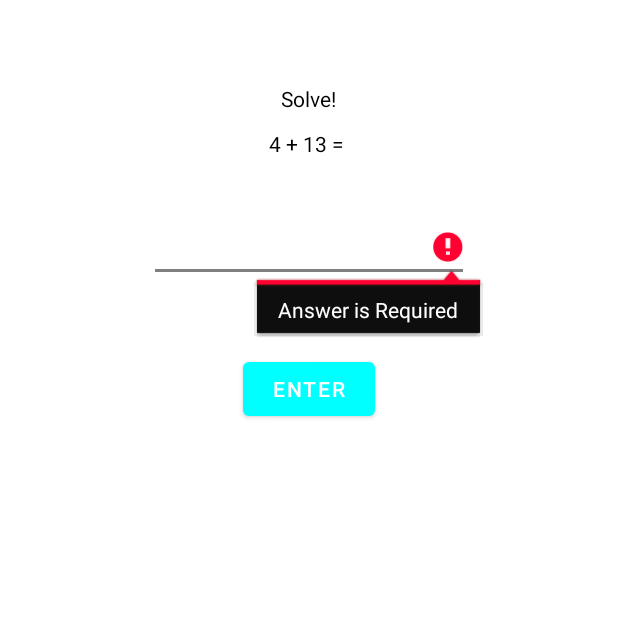
After one commit to Princeyyyy/APT2080-Soft.-Engineering-Project, an Android app: the MathActivity screen opened directly, with no data from a screen before it, on a phone screen of 412 x 824 dp, the top half of it. The commit adds this screen. Run offline under Robolectric (Android 15) with nearby library versions, the phone set to English and light mode, and no system bars.

Commit message:
user questions have been added

```diff
--- a/app/src/main/AndroidManifest.xml
+++ b/app/src/main/AndroidManifest.xml
@@ -3,6 +3,7 @@
     xmlns:tools="http://schemas.android.com/tools">
 
     <uses-permission android:name="android.permission.POST_NOTIFICATIONS" />
+
     <application
         android:allowBackup="true"
         android:dataExtractionRules="@xml/data_extraction_rules"
@@ -12,6 +13,9 @@
         android:supportsRtl="true"
         android:theme="@style/Theme.APT2080SoftEngineeringProject"
         tools:targetApi="31">
+        <activity
+            android:name=".MathActivity"
+            android:exported="false" />
         <activity
             android:name=".RegistrationActivity"
             android:exported="false" />
@@ -31,7 +35,7 @@
             android:name=".MainActivity"
             android:exported="false" />
 
-        <receiver android:name=".AlarmReceiver"/>
+        <receiver android:name=".AlarmReceiver" />
     </application>
 
 </manifest>
--- /dev/null
+++ b/app/src/main/java/com/prince/project/MathActivity.java
@@ -0,0 +1,101 @@
+package com.prince.project;
+
+import androidx.appcompat.app.AppCompatActivity;
+
+import android.content.Intent;
+import android.media.Ringtone;
+import android.media.RingtoneManager;
+import android.net.Uri;
+import android.os.Bundle;
+import android.text.TextUtils;
+import android.util.Log;
+import android.view.View;
+import android.widget.Button;
+import android.widget.EditText;
+import android.widget.TextView;
+import android.widget.Toast;
+
+import java.util.Random;
+
+public class MathActivity extends AppCompatActivity {
+    int first;
+    int second;
+    int op;
+    int answer;
+    Ringtone ringtone;
+
+    @Override
+    protected void onCreate(Bundle savedInstanceState) {
+        super.onCreate(savedInstanceState);
+        setContentView(R.layout.activity_math);
+
+        TextView tv = findViewById(R.id.question);
+        Random rand = new Random();
+        first = rand.nextInt((100 - 10) + 1) + 1;
+        second = rand.nextInt((100 - 10) + 1) + 1;
+        op = rand.nextInt((3 - 1) + 1) + 1;
+        throwAlarm();
+
+        if (op == 1) {
+            tv.setText(first + " + " + second + " = ");
+            answer = first + second;
+        } else if (op == 2) {
+            if (first != second) {
+                tv.setText(first + " - " + second + " = ");
+                answer = first - second;
+            } else {
+                tv.setText(first + " - " + (second + 1) + " = ");
+                answer = first - (second + 1);
+            }
+        } else if (op == 3) {
+            tv.setText(first + " x " + second + " = ");
+            answer = first * second;
+        }
+
+        final EditText et = findViewById(R.id.editText1);
+
+        Button b1 = findViewById(R.id.button1);
+        String answerString = String.valueOf(et.getText());
+
+        if (TextUtils.isEmpty(answerString)) {
+            et.setError("Answer is Required");
+        }
+
+        b1.setOnClickListener(v -> {
+            try {
+                if (answer == Integer.parseInt(et.getText().toString())) {
+                    Intent intent = new Intent(MathActivity.this, MainActivity.class);
+                    ringtone.stop();
+
+                    Toast.makeText(this, "Nicely done!", Toast.LENGTH_SHORT).show();
+
+                    startActivity(intent);
+                } else {
+                    Toast.makeText(this, "Try again!", Toast.LENGTH_SHORT).show();
+                }
+            } catch (NumberFormatException e) {
+                Log.d("NumInput", e.toString());
+            }
+        });
+    }
+
+    @Override
+    public void onBackPressed() {
+        // Do Nothing
+    }
+
+    private void throwAlarm() {
+        Uri alarmSound = RingtoneManager.getDefaultUri(RingtoneManager.TYPE_ALARM);
+        if (alarmSound == null) {
+            alarmSound = RingtoneManager.getDefaultUri(RingtoneManager.TYPE_RINGTONE);
+            if (alarmSound == null) {
+                alarmSound = RingtoneManager.getDefaultUri(RingtoneManager.TYPE_NOTIFICATION);
+            }
+        }
+
+        if (alarmSound != null) {
+            ringtone = RingtoneManager.getRingtone(this, (alarmSound));
+            ringtone.play();
+        }
+    }
+}
--- /dev/null
+++ b/app/src/main/res/layout/activity_math.xml
@@ -0,0 +1,56 @@
+<?xml version="1.0" encoding="utf-8"?>
+<RelativeLayout xmlns:android="http://schemas.android.com/apk/res/android"
+    xmlns:app="http://schemas.android.com/apk/res-auto"
+    xmlns:tools="http://schemas.android.com/tools"
+    android:layout_width="match_parent"
+    android:layout_height="match_parent"
+    android:paddingBottom="16dp"
+    android:paddingLeft="16dp"
+    android:paddingRight="16dp"
+    android:paddingTop="16dp"
+    tools:context=".MathActivity">
+
+    <TextView
+        android:layout_width="wrap_content"
+        android:layout_height="wrap_content"
+        android:layout_alignParentTop="true"
+        android:layout_centerHorizontal="true"
+        android:layout_marginTop="40dp"
+        android:textColor="@color/black"
+        android:text="Solve!" />
+
+    <TextView
+        android:id="@+id/question"
+        android:layout_width="wrap_content"
+        android:layout_height="wrap_content"
+        android:layout_alignParentTop="true"
+        android:layout_centerHorizontal="true"
+        android:layout_marginTop="70dp"
+        android:textColor="@color/black"
+        android:text="Solve!" />
+
+    <EditText
+        android:id="@+id/editText1"
+        android:layout_width="wrap_content"
+        android:layout_height="wrap_content"
+        android:layout_below="@+id/question"
+        android:layout_centerHorizontal="true"
+        android:layout_marginTop="37dp"
+        android:ems="10"
+        android:textColor="@color/black"
+        android:backgroundTint="@color/gray"
+        android:inputType="numberSigned" >
+
+        <requestFocus />
+    </EditText>
+
+    <Button
+        android:id="@+id/button1"
+        android:layout_width="wrap_content"
+        android:layout_height="wrap_content"
+        android:layout_below="@+id/editText1"
+        android:layout_centerHorizontal="true"
+        android:layout_marginTop="47dp"
+        android:text="Enter" />
+
+</RelativeLayout>
```
Also changed, not shown: app/src/main/java/com/prince/project/AlarmFragment.java (+10 -27 lines), app/src/main/java/com/prince/project/AlarmReceiver.java (+9 -3 lines), app/src/main/java/com/prince/project/ProfileFragment.java (+33 -0 lines), app/src/main/res/layout/fragment_alarm.xml (+8 -8 lines).
